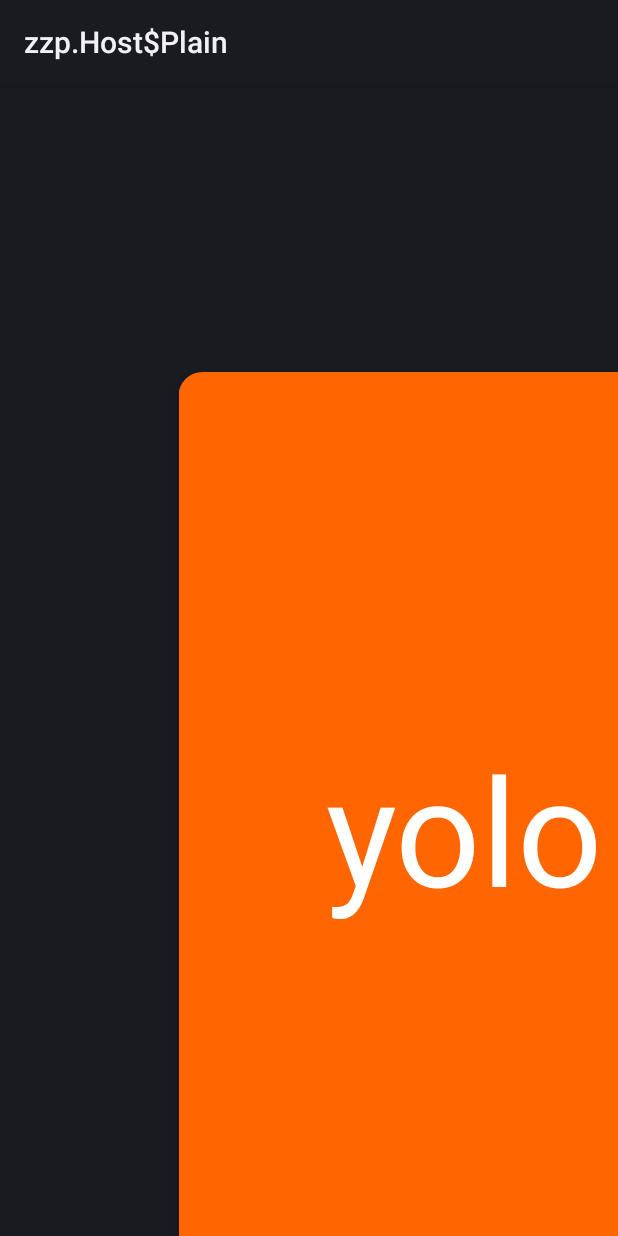
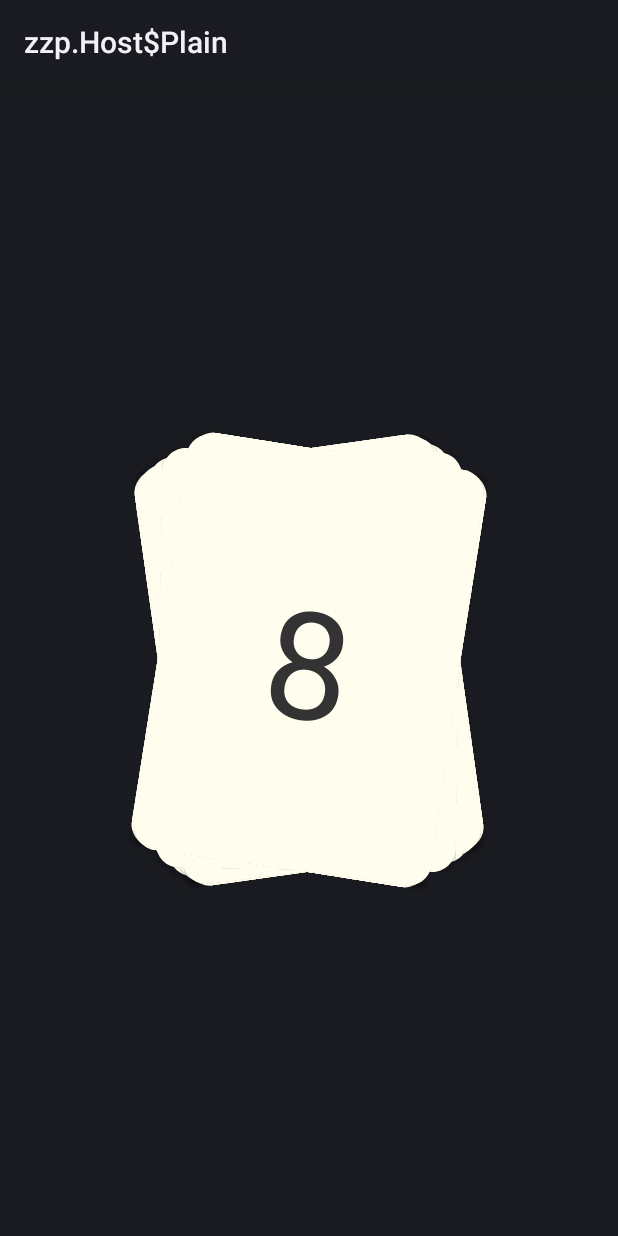
Before and after one commit to Entreco/Scrum-Poker, an Android app: the fragment PokerFragment shown on its own in the app's theme, on a phone screen of 412 x 824 dp. Run offline under Robolectric (Android 15) with nearby library versions, the phone set to English and light mode, and no system bars; our stand-ins replace data binding.

Commit message:
# Basic Dragging/ Animation

```diff
--- a/android/poker/src/main/java/nl/entreco/scrumpoker/poker/PokerCardView.kt
+++ b/android/poker/src/main/java/nl/entreco/scrumpoker/poker/PokerCardView.kt
@@ -2,63 +2,57 @@ package nl.entreco.scrumpoker.poker
 
 import android.annotation.SuppressLint
 import android.content.Context
+import android.graphics.Color
+import android.graphics.drawable.ColorDrawable
+import android.view.Gravity
 import android.view.LayoutInflater
 import android.view.MotionEvent
 import android.view.View
+import android.view.ViewGroup.LayoutParams.WRAP_CONTENT
 import android.widget.FrameLayout
+import android.widget.LinearLayout
 import androidx.databinding.DataBindingUtil
-import androidx.dynamicanimation.animation.DynamicAnimation
-import androidx.dynamicanimation.animation.SpringAnimation
-import androidx.dynamicanimation.animation.SpringForce
-import nl.entreco.scrumpoker.poker.R.drawable.card
 import nl.entreco.scrumpoker.poker.databinding.PokerCardBinding
 import nl.entreco.scrumpoker.poker.ui.poker.PokerCardModel
+import kotlin.random.Random
 
 @SuppressLint("ViewConstructor")
 class PokerCardView constructor(
     context: Context,
-    card: PokerCardModel,
-    parent: View
+    private val card: PokerCardModel,
+    private val dragListener: OnDragListener
 ) : FrameLayout(context), View.OnTouchListener {
 
-    private val binding = DataBindingUtil.inflate<PokerCardBinding>(LayoutInflater.from(context), R.layout.poker_card, this, true)
-    private val springX = SpringAnimation(binding.root, DynamicAnimation.TRANSLATION_X, parent.width / 4.toFloat())
-    private val springY = SpringAnimation(binding.root, DynamicAnimation.TRANSLATION_Y, parent.height / 4.toFloat())
+    private var dX = 0F
+    private var dY = 0F
+    private var indexInStack = 0
+    private var stackSize = 0
+    private lateinit var binding : PokerCardBinding
 
-    init {
+    override fun onAttachedToWindow() {
+        super.onAttachedToWindow()
+        val lp = FrameLayout.LayoutParams(WRAP_CONTENT, WRAP_CONTENT, Gravity.CENTER)
+        lp.setMargins(120,120,120,120)
+        layoutParams = lp
+        clipToPadding = false
+        binding = DataBindingUtil.inflate(LayoutInflater.from(context), R.layout.poker_card, this, true)
         binding.card = card
-        binding.root.setOnTouchListener(this)
-        springExperiment()
     }
 
-    private fun springExperiment() {
+//    override fun onMeasure(widthMeasureSpec: Int, heightMeasureSpec: Int) {
+//        super.onMeasure(widthMeasureSpec, heightMeasureSpec)
+//        val width = binding.root.measuredWidth + binding.root.paddingLeft + binding.root.paddingRight + 80
+//        val height = binding.root.measuredHeight + binding.root.paddingTop + binding.root.paddingBottom + 80
+//        setMeasuredDimension(width, height)
+//    }
 
-        springX.apply {
-            //            velocityTracker.computeCurrentVelocity(1000)
-            //            val velocity = velocityTracker.yVelocity
-            setStartVelocity(0F)
-
-
-            spring.dampingRatio = SpringForce.DAMPING_RATIO_MEDIUM_BOUNCY
-            spring.stiffness = SpringForce.STIFFNESS_LOW
-            start()
-        }
-
-        springY.apply {
-            setStartVelocity(0F)
-
-            spring.dampingRatio = SpringForce.DAMPING_RATIO_MEDIUM_BOUNCY
-            spring.stiffness = SpringForce.STIFFNESS_LOW
-            start()
-        }
-
-        // Converting dp per second to pixels per second
-        //        val pixelPerSecond: Float = TypedValue.applyDimension(TypedValue.COMPLEX_UNIT_DIP, dpPerSecond, resources.displayMetrics)
+    fun setOrder(index: Int, total: Int){
+        indexInStack = index
+        stackSize = total
+        animate().rotation(Random.nextInt(-10, 10).toFloat()).setDuration(300).start()
+        setOnTouchListener(if(index == total) this else null)
     }
 
-    //    val viewYDistance = ...
-    var dX = 0F
-    var dY = 0F
     override fun onTouch(view: View, event: MotionEvent): Boolean {
         when (event.action) {
             MotionEvent.ACTION_DOWN -> {
@@ -71,15 +65,17 @@ class PokerCardView constructor(
                 val newY = event.rawY + dY
 
                 view.animate().x(newX).y(newY).setDuration(0).start()
-//                firstXAnim.animateToFinalPosition(newX)
-//                firstYAnim.animateToFinalPosition(newY + viewYDistance)
             }
 
             MotionEvent.ACTION_UP -> {
-                springExperiment()
+                dragListener.onRelease(this)
             }
         }
 
         return true
     }
+
+    interface OnDragListener {
+        fun onRelease(view: PokerCardView)
+    }
 }
--- a/android/poker/src/main/java/nl/entreco/scrumpoker/poker/ui/PokerStackedView.kt
+++ b/android/poker/src/main/java/nl/entreco/scrumpoker/poker/ui/PokerStackedView.kt
@@ -1,24 +1,85 @@
 package nl.entreco.scrumpoker.poker.ui
 
 import android.content.Context
+import android.graphics.Canvas
+import android.graphics.Color
+import android.graphics.Paint
 import android.util.AttributeSet
+import android.util.Log
 import android.widget.FrameLayout
 import androidx.databinding.Bindable
+import androidx.dynamicanimation.animation.DynamicAnimation
+import androidx.dynamicanimation.animation.SpringAnimation
+import androidx.dynamicanimation.animation.SpringForce
 import nl.entreco.scrumpoker.poker.PokerCardView
 import nl.entreco.scrumpoker.poker.ui.poker.PokerCardModel
 
 class PokerStackedView @JvmOverloads constructor(
     context: Context, attrs: AttributeSet? = null, defStyleAttr: Int = 0
-) : FrameLayout(context, attrs, defStyleAttr) {
+) : FrameLayout(context, attrs, defStyleAttr), PokerCardView.OnDragListener {
+
+    private var centerX = 0F
+    private var centerY = 0F
+    private val centerPaint = Paint()
+    private val pokerCards = mutableListOf<PokerCardView>()
 
     init {
-        clipToPadding = false
+        centerPaint.style = Paint.Style.FILL
+        centerPaint.color = Color.parseColor("#FF0000")
     }
 
     @Bindable
     fun setCards(cards: List<PokerCardModel>) {
-        cards.forEach { card ->
-            addView(PokerCardView(context, card, this))
+        cards.forEachIndexed { index, card ->
+            val pokerCardView = PokerCardView(context, card, this)
+            pokerCardView.setOrder(index, cards.size - 1)
+            addView(pokerCardView)
         }
     }
+
+    override fun onSizeChanged(w: Int, h: Int, oldw: Int, oldh: Int) {
+        super.onSizeChanged(w, h, oldw, oldh)
+        centerX = w / 2.toFloat()
+        centerY = h / 2.toFloat()
+        Log.i("WOOOO", "centerX:$centerX")
+        Log.i("WOOOO", "centerY:$centerY")
+    }
+
+    override fun onDraw(canvas: Canvas?) {
+        super.onDraw(canvas)
+        canvas?.drawCircle(centerX, centerY, 200F, centerPaint)
+    }
+
+    override fun onRelease(view: PokerCardView) {
+
+        pokerCards.remove(view)
+        view.setOrder(0, pokerCards.size)
+        pokerCards.add(0, view)
+
+        val cardXposition = 0F //centerX - view.width
+        val cardYposition = 0F //centerY - view.height
+
+
+
+        SpringAnimation(view, DynamicAnimation.TRANSLATION_X, cardXposition).apply {
+            //            velocityTracker.computeCurrentVelocity(1000)
+            //            val velocity = velocityTracker.yVelocity
+            setStartVelocity(0F)
+
+            spring.dampingRatio = SpringForce.DAMPING_RATIO_MEDIUM_BOUNCY
+            spring.stiffness = SpringForce.STIFFNESS_LOW
+            start()
+        }
+
+        SpringAnimation(view, DynamicAnimation.TRANSLATION_Y, cardYposition).apply {
+            setStartVelocity(0F)
+
+            spring.dampingRatio = SpringForce.DAMPING_RATIO_MEDIUM_BOUNCY
+            spring.stiffness = SpringForce.STIFFNESS_LOW
+            start()
+        }
+
+        // Converting dp per second to pixels per second
+        //        val pixelPerSecond: Float = TypedValue.applyDimension(TypedValue.COMPLEX_UNIT_DIP, dpPerSecond, resources.displayMetrics)
+    }
 }
--- a/android/poker/src/main/java/nl/entreco/scrumpoker/poker/ui/poker/PokerViewModel.kt
+++ b/android/poker/src/main/java/nl/entreco/scrumpoker/poker/ui/poker/PokerViewModel.kt
@@ -8,6 +8,12 @@ class PokerViewModel : ViewModel() {
     val cards = ObservableArrayList<PokerCardModel>()
 
     init {
-        cards.add(PokerCardModel(PokerCard(1, "yolo")))
+        cards.add(PokerCardModel(PokerCard(0, "0")))
+        cards.add(PokerCardModel(PokerCard(1, "1")))
+        cards.add(PokerCardModel(PokerCard(2, "2")))
+        cards.add(PokerCardModel(PokerCard(3, "3")))
+        cards.add(PokerCardModel(PokerCard(4, "5")))
+        cards.add(PokerCardModel(PokerCard(5, "8")))
+        cards.add(PokerCardModel(PokerCard(5, "8")))
     }
 }
--- a/android/poker/src/main/res/drawable/card.xml
+++ b/android/poker/src/main/res/drawable/card.xml
@@ -2,7 +2,7 @@
 <layer-list xmlns:android="http://schemas.android.com/apk/res/android">
     <item>
         <shape>
-            <solid android:color="#ff6600" />
+            <solid android:color="#fffeee" />
             <corners android:radius="16dp" />
         </shape>
     </item>
--- a/android/poker/src/main/res/layout/poker_card.xml
+++ b/android/poker/src/main/res/layout/poker_card.xml
@@ -9,23 +9,18 @@
                 type="nl.entreco.scrumpoker.poker.ui.poker.PokerCardModel"/>
     </data>
 
-    <androidx.constraintlayout.widget.ConstraintLayout
-            android:layout_width="match_parent"
-            android:layout_height="match_parent">
-
     <TextView
             android:id="@+id/cardView"
-                android:layout_width="match_parent"
-                android:layout_height="0dp"
+            android:layout_width="200dp"
+            android:layout_height="280dp"
             android:background="@drawable/card"
-                android:layout_margin="16dp"
+            android:foreground="?android:attr/selectableItemBackground"
             android:elevation="8dp"
             android:text="@{card.value}"
-                android:textColor="#ffffff"
+            android:textColor="#333333"
             android:textSize="100sp"
             android:gravity="center"
             app:layout_constraintDimensionRatio="10:16">
 
     </TextView>
-    </androidx.constraintlayout.widget.ConstraintLayout>
 </layout>
```
Lines whose indentation alone changed are shown as unchanged.
